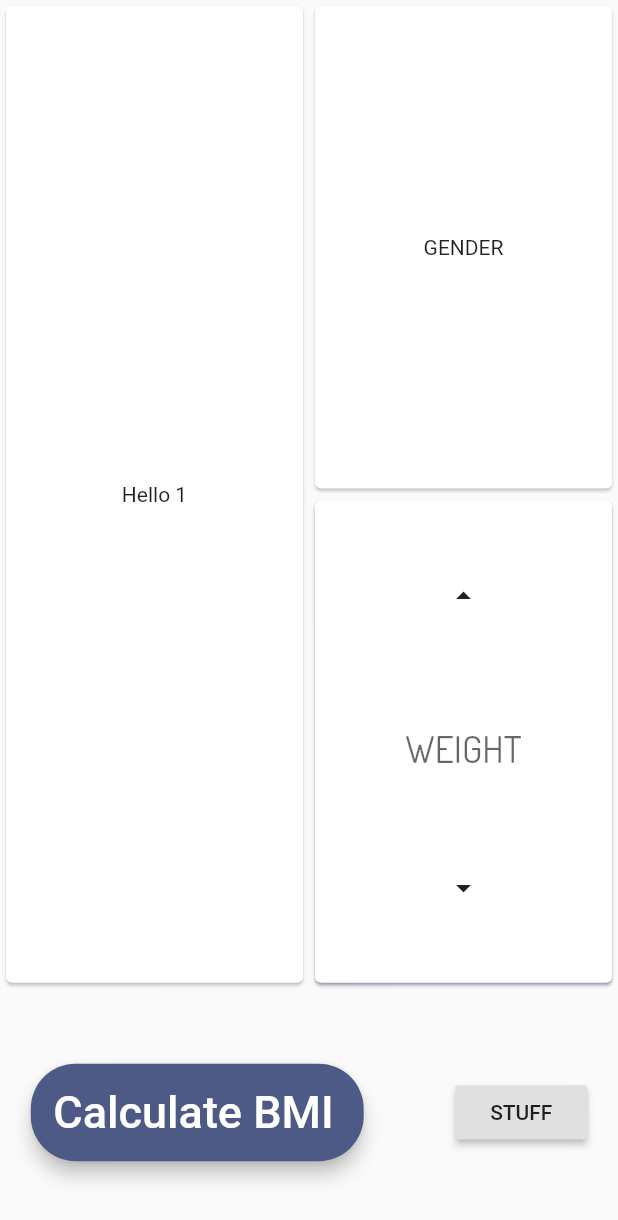
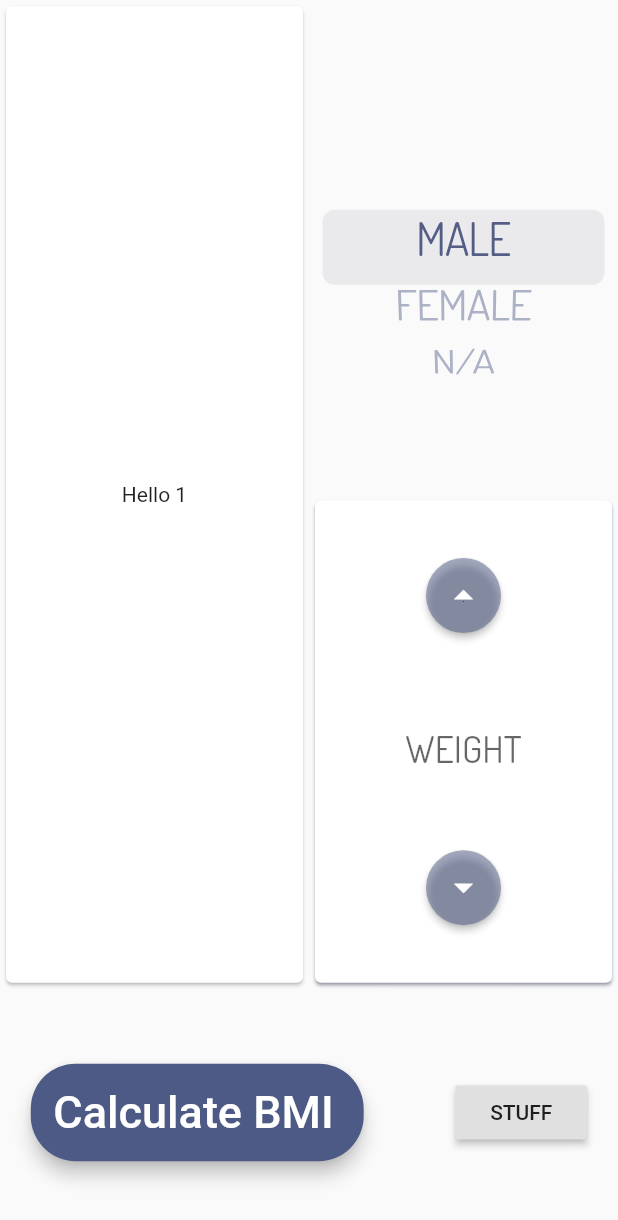
Before and after one commit to tijojose27/bmicalculator, a Flutter app: the BMIPage screen opened directly, on a phone screen of 412 x 824 dp. Shown: the top 1220 px of the screen. Run offline on Flutter 3.47's test engine with Material 2 defaults, Android fonts, the phone set to English and light mode, and no system bars; our stand-ins replace flutter_svg.

Commit message:
changed weight button and added gender scoll

```diff
--- a/lib/Const/Util.dart
+++ b/lib/Const/Util.dart
@@ -26,3 +26,5 @@ Map<String, int> gender = {
   "female" : 2,
   "unknown" : 0
 };
+
+List<String> gend = ["MALE", "FEMALE", "N/A"];
--- a/lib/Pages/BMICalcPage.dart
+++ b/lib/Pages/BMICalcPage.dart
@@ -1,10 +1,12 @@
 import 'dart:async';
 
 import 'package:bmicalculator/Const/Util.dart';
+import 'package:flutter/cupertino.dart';
 import 'package:flutter/material.dart';
 import 'package:flutter/services.dart';
 
 int weight = 0;
+String gender = gend[0];
 
 class BMIPage extends StatelessWidget {
   // This widget is the root of your application.
@@ -27,7 +29,7 @@ class BMIWidget extends StatelessWidget {
             Expanded(
                 child: Column(
               children: <Widget>[
-                Expanded(child: _tempCard("GENDER")),
+                Expanded(child: genderCard()),
                 Expanded(child: weightCard())
               ],
             ))
@@ -93,42 +95,7 @@ class _weightCardState extends State<weightCard> {
         crossAxisAlignment: CrossAxisAlignment.stretch,
         mainAxisAlignment: MainAxisAlignment.spaceEvenly,
         children: <Widget>[
-          Flexible(
-              flex: 1,
-              child: Container(
-                child: InkResponse(
-                  splashColor: subColor(),
-                  highlightColor: subColor(),
-                  onTap: () {},
-                  child: GestureDetector(
-                    onTap: () {
-                      var calcWeight = incrementWeight();
-                      _controller.text = calcWeight.toString();
-                    },
-                    onTapDown: (TapDownDetails details) {
-                      timer =
-                          Timer.periodic(Duration(milliseconds: 100), (timer) {
-                        setState(() {
-                          var calcWeight = incrementWeight();
-                          _controller.text = calcWeight.toString();
-                        });
-                      });
-                    },
-                    onTapCancel: () {
-                      timer.cancel();
-                    },
-                    onTapUp: (TapUpDetails details) {
-                      timer.cancel();
-                    },
-                    child: Icon(Icons.arrow_drop_up),
-                  ),
-                ),
-              )),
-
-
-//          setWeight(_controller, true),
-
-
+          weightBtn(_controller, true),
           Flexible(
             flex: 4,
             child: TextField(
@@ -148,116 +115,91 @@ class _weightCardState extends State<weightCard> {
                   color: mainColor(), fontSize: 35, fontFamily: 'Dosis'),
             ),
           ),
-
-
-//          setWeight(_controller, false)?
-
-          Flexible(
-              flex: 1,
-              child: Container(
-                child: InkResponse(
-                  splashColor: subColor(),
-                  highlightColor: subColor(),
-                  onTap: () {},
-                  child: GestureDetector(
-                    onTap: () {
-                      var calcWeight = decreaseWeight();
-                      _controller.text = calcWeight.toString();
-                    },
-                    onTapDown: (TapDownDetails details) {
-                      timer =
-                          Timer.periodic(Duration(milliseconds: 100), (timer) {
-                            setState(() {
-                              var calcWeight = decreaseWeight();
-                              _controller.text = calcWeight.toString();
-                            });
-                          });
-                    },
-                    onTapCancel: () {
-                      timer.cancel();
-                    },
-                    onTapUp: (TapUpDetails details) {
-                      timer.cancel();
-                    },
-                    child: Icon(Icons.arrow_drop_down),
-                  ),
-                ),
-              ))
+//          setWeight(_controller, false)
+          weightBtn(_controller, false),
         ],
       ),
     );
   }
 }
 
-class setWeight extends StatefulWidget {
-  TextEditingController myController;
+//WEIGHT STUFF
+//THIS
+//IS
+//FOR
+//SEPERATION
+
+class weightBtn extends StatefulWidget {
+  TextEditingController _controller;
   bool isIncreaseWeight;
 
-  setWeight(this.myController, this.isIncreaseWeight);
+  weightBtn(this._controller, this.isIncreaseWeight);
 
   @override
-  _setWeightState createState() =>
-      _setWeightState(myController, isIncreaseWeight);
+  _weightBtnState createState() =>
+      _weightBtnState(_controller, isIncreaseWeight);
 }
 
-class _setWeightState extends State<setWeight> {
-  TextEditingController myController;
+class _weightBtnState extends State<weightBtn> {
+  Timer timer;
+  TextEditingController _controller;
   bool isIncreaseWeight;
 
-  _setWeightState(this.myController, this.isIncreaseWeight);
-
-  Timer timer;
+  _weightBtnState(this._controller, this.isIncreaseWeight);
 
   @override
   Widget build(BuildContext context) {
-    return Flexible(
-      flex: 1,
-      child: Container(
-        child: InkResponse(
-          splashColor: subColor(),
-          highlightColor: subColor(),
-          onTap: () {},
-          child: GestureDetector(
-              onTap: () {
-                var calcWeight;
-                if (isIncreaseWeight) {
-                  calcWeight = incrementWeight();
-                } else {
-                  calcWeight = decreaseWeight();
-                }
-                myController.text = calcWeight.toString();
-              },
-              onTapDown: (TapDownDetails details) {
-                timer = Timer.periodic(Duration(milliseconds: 100), (timer) {
-                  setState(() {
-                    var calcWeight;
-                    if (isIncreaseWeight) {
-                      calcWeight = incrementWeight();
-                    } else {
-                      calcWeight = decreaseWeight();
-                    }
-                    myController.text = calcWeight.toString();
-                  });
-                });
-              },
-              onTapCancel: () {
-                timer.cancel();
-              },
-              onTapUp: (TapUpDetails details) {
-                timer.cancel();
-              },
-              child: getWeightIcon(isIncreaseWeight)),
-        ),
-      ),
-    );
+    return GestureDetector(
+        onTapDown: (TapDownDetails details) {
+          timer = Timer.periodic(Duration(milliseconds: 100), (timer) {
+            setState(() {
+              var calcWeight;
+              if (isIncreaseWeight) {
+                calcWeight = incrementWeight();
+              } else {
+                calcWeight = decreaseWeight();
+              }
+              _controller.text = calcWeight.toString();
+            });
+          });
+        },
+        onTapCancel: () {
+          timer.cancel();
+        },
+        onTapUp: (TapUpDetails details) {
+          timer.cancel();
+        },
+        child: RaisedButton(
+          color: subColor(),
+          padding: EdgeInsets.all(10.0),
+          shape: CircleBorder(),
+          onPressed: () {
+            var calcWeight;
+            if (isIncreaseWeight) {
+              calcWeight = incrementWeight();
+            } else {
+              calcWeight = decreaseWeight();
+            }
+            _controller.text = calcWeight.toString();
+          },
+          child: getWeightIcon(isIncreaseWeight),
+        ));
   }
 }
 
 Widget getWeightIcon(bool isIncreaseWeight) {
   if (isIncreaseWeight) {
-    return Icon(Icons.arrow_drop_up);
+    return Icon(
+      Icons.arrow_drop_up,
+      color: Colors.white,
+      size: 30,
+    );
   } else {
-    return Icon(Icons.arrow_drop_down);
+    return Icon(
+      Icons.arrow_drop_down,
+      color: Colors.white,
+      size: 30,
+    );
   }
 }
 
@@ -277,6 +219,57 @@ int incrementWeight() {
   return weight;
 }
 
+
+
+
+//GENDER STUFF
+//THIS
+//IS
+//FOR
+//SEPERATION
+
+class genderCard extends StatelessWidget {
+  @override
+  Widget build(BuildContext context) {
+    return CupertinoPicker(
+      itemExtent: 50,
+      onSelectedItemChanged: (int index) {
+        switch (index) {
+          case 0:
+            gender = gend[0];
+            print(gender);
+            break;
+          case 1:
+            gender = gend[1];
+            print(gender);
+            break;
+          default:
+            gender = gend[2];
+            print(gender);
+            break;
+        }
+      },
+      children: <Widget>[
+        Text(
+          gend[0],
+          style:
+              TextStyle(color: mainColor(), fontSize: 30, fontFamily: 'Dosis'),
+        ),
+        Text(
+          gend[1],
+          style:
+              TextStyle(color: mainColor(), fontSize: 30, fontFamily: 'Dosis'),
+        ),
+        Text(
+          gend[2],
+          style:
+              TextStyle(color: mainColor(), fontSize: 30, fontFamily: 'Dosis'),
+        )
+      ],
+    );
+  }
+}
+
 Widget _tempCard(String label) {
   return Card(
     child: Container(
```
